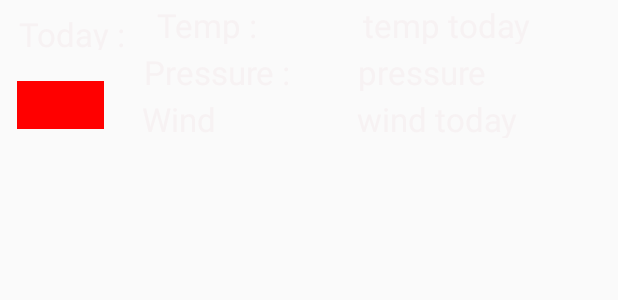
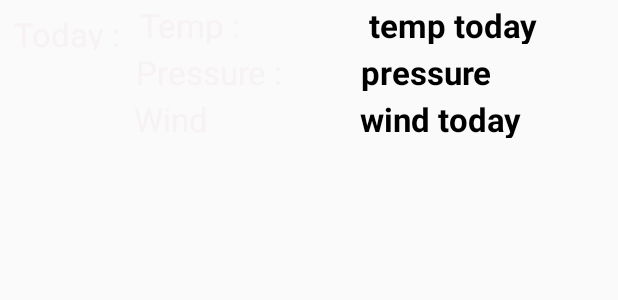
Before and after one commit to 123vika/Android1_lesson1, an Android app: the layout week_temp.xml on its own in the app's theme, with its tools: preview values and no code run, on a phone screen of 412 x 824 dp. Shown: the top 300 px of the screen. Run offline under Robolectric (Android 15) with nearby library versions, the light colour scheme and no system bars.

Commit message:
Android2_HomeWork3_commit

```diff
--- a/app/src/main/java/com/example/android1_lesson1/squareView.java
+++ b/app/src/main/java/com/example/android1_lesson1/squareView.java
@@ -15,7 +15,7 @@ import androidx.annotation.Nullable;
 public class squareView extends View {
 
     public static final int DEF_COLOR = Color.BLUE;
-    public static final int DEF_RECTANGLE_H = 50;
+    public static final int DEF_RECTANGLE_H = 400;
     public static final int DEF_RECTANGLE_W = 50;
 
     Paint paint;
@@ -80,6 +80,6 @@ public class squareView extends View {
     protected void onDraw(Canvas canvas) {
         super.onDraw(canvas);
       //  canvas.drawCircle(50,50,50,paint);
-        canvas.drawRect(200, 200, 0, 0, paint);
+        canvas.drawRect(200, 600, 0, 0, paint);
     }
 }
--- a/app/src/main/res/layout/week_temp.xml
+++ b/app/src/main/res/layout/week_temp.xml
@@ -6,24 +6,6 @@
     android:layout_height="wrap_content"
     android:orientation="vertical">
 
-    <com.example.android1_lesson1.squareView
-        android:id="@+id/squareView"
-        android:layout_width="58dp"
-        android:layout_height="32dp"
-        android:layout_marginStart="8dp"
-        android:layout_marginLeft="8dp"
-        android:layout_marginBottom="8dp"
-        android:clickable="true"
-        android:focusable="true"
-        android:visibility="visible"
-        app:cv_color="#FF00"
-        app:layout_constraintBottom_toBottomOf="parent"
-        app:layout_constraintEnd_toStartOf="@+id/pressureTextView"
-        app:layout_constraintHorizontal_bias="0.104"
-        app:layout_constraintStart_toStartOf="parent"
-        app:layout_constraintTop_toBottomOf="@+id/todayTextView"
-        app:layout_constraintVertical_bias="1.0"
-        tools:visibility="visible" />
 
     <TextView
         android:id="@+id/todayTextView"
@@ -32,8 +14,8 @@
         android:layout_marginStart="4dp"
         android:layout_marginLeft="4dp"
         android:layout_marginTop="8dp"
-        android:layout_marginEnd="4dp"
-        android:layout_marginRight="4dp"
+        android:layout_marginEnd="2dp"
+        android:layout_marginRight="2dp"
         android:text="@string/today"
         android:textColor="@color/colorWhite"
         android:textSize="22sp"
@@ -47,8 +29,8 @@
         android:id="@+id/tempTextView"
         android:layout_width="125dp"
         android:layout_height="27dp"
-        android:layout_marginStart="4dp"
-        android:layout_marginLeft="4dp"
+        android:layout_marginStart="2dp"
+        android:layout_marginLeft="2dp"
         android:layout_marginTop="2dp"
         android:layout_marginEnd="2dp"
         android:layout_marginRight="2dp"
@@ -59,22 +41,22 @@
         app:layout_constraintBottom_toTopOf="@+id/pressureTextView"
         app:layout_constraintEnd_toStartOf="@+id/tempTextView2"
         app:layout_constraintStart_toEndOf="@+id/todayTextView"
-        app:layout_constraintTop_toTopOf="parent"
-        app:layout_constraintVertical_bias="0.29000002" />
+        app:layout_constraintTop_toTopOf="parent" />
 
     <TextView
         android:id="@+id/tempTextView2"
         android:layout_width="125dp"
         android:layout_height="27dp"
-        android:layout_marginStart="2dp"
-        android:layout_marginLeft="2dp"
+        android:layout_marginStart="20dp"
+        android:layout_marginLeft="20dp"
         android:layout_marginTop="2dp"
         android:layout_marginEnd="36dp"
         android:layout_marginRight="25dp"
         android:layout_marginBottom="2dp"
         android:text="@string/temptoday"
-        android:textColor="@color/colorWhite"
+        android:textColor="@color/colorBlack"
         android:textSize="22sp"
+        android:textStyle="bold"
         app:layout_constraintBottom_toTopOf="@+id/pressureTextView2"
         app:layout_constraintEnd_toEndOf="parent"
         app:layout_constraintStart_toEndOf="@+id/tempTextView"
@@ -95,7 +77,6 @@
         android:textSize="22sp"
         app:layout_constraintBottom_toTopOf="@+id/windSpeedTextView"
         app:layout_constraintEnd_toStartOf="@+id/pressureTextView2"
-        app:layout_constraintHorizontal_bias="0.565"
         app:layout_constraintStart_toEndOf="@+id/todayTextView"
         app:layout_constraintTop_toBottomOf="@+id/tempTextView" />
 
@@ -103,15 +84,16 @@
         android:id="@+id/pressureTextView2"
         android:layout_width="125dp"
         android:layout_height="27dp"
-        android:layout_marginStart="12dp"
-        android:layout_marginLeft="12dp"
+        android:layout_marginStart="20dp"
+        android:layout_marginLeft="20dp"
         android:layout_marginTop="2dp"
         android:layout_marginEnd="44dp"
         android:layout_marginRight="44dp"
         android:layout_marginBottom="2dp"
         android:text="@string/pressuretoday"
-        android:textColor="@color/colorWhite"
+        android:textColor="@color/colorBlack"
         android:textSize="22sp"
+        android:textStyle="bold"
         app:layout_constraintBottom_toTopOf="@+id/windSpeedTextView2"
         app:layout_constraintEnd_toEndOf="parent"
         app:layout_constraintStart_toEndOf="@+id/pressureTextView"
@@ -132,7 +114,6 @@
         android:textSize="22sp"
         app:layout_constraintBottom_toBottomOf="parent"
         app:layout_constraintEnd_toStartOf="@+id/windSpeedTextView2"
-        app:layout_constraintHorizontal_bias="0.6"
         app:layout_constraintStart_toEndOf="@+id/todayTextView"
         app:layout_constraintTop_toBottomOf="@+id/pressureTextView" />
 
@@ -140,15 +121,16 @@
         android:id="@+id/windSpeedTextView2"
         android:layout_width="125dp"
         android:layout_height="27dp"
-        android:layout_marginStart="12dp"
-        android:layout_marginLeft="12dp"
+        android:layout_marginStart="20dp"
+        android:layout_marginLeft="20dp"
         android:layout_marginTop="2dp"
         android:layout_marginEnd="44dp"
         android:layout_marginRight="44dp"
         android:layout_marginBottom="2dp"
         android:text="@string/wind_today"
-        android:textColor="@color/colorWhite"
+        android:textColor="@color/colorBlack"
         android:textSize="22sp"
+        android:textStyle="bold"
         app:layout_constraintBottom_toBottomOf="parent"
         app:layout_constraintEnd_toEndOf="parent"
         app:layout_constraintStart_toEndOf="@+id/windSpeedTextView"
--- a/app/src/main/res/values/colors.xml
+++ b/app/src/main/res/values/colors.xml
@@ -4,4 +4,6 @@
     <color name="colorPrimaryDark">#00574B</color>
     <color name="colorAccent">#D81B60</color>
     <color name="colorWhite">#F7F2F3</color>
+    <color name="colorBlack">#000000</color>
+
 </resources>
```
Also changed, not shown: app/src/main/java/com/example/android1_lesson1/MainActivity.java (+70 -17 lines), app/src/main/res/layout-v26/activity_main.xml (+90 -26 lines).
